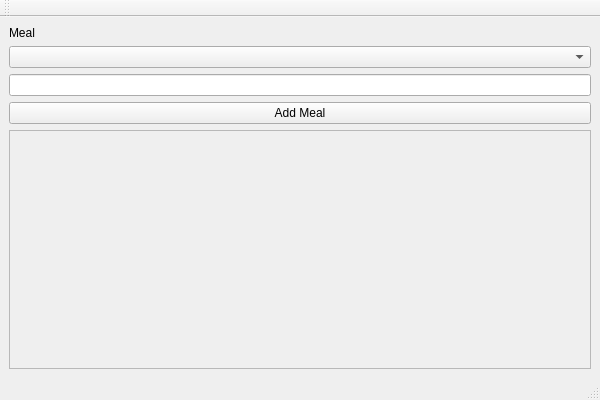
Qt form GetFit.ui (Fascodes/GetFit) before a commit.
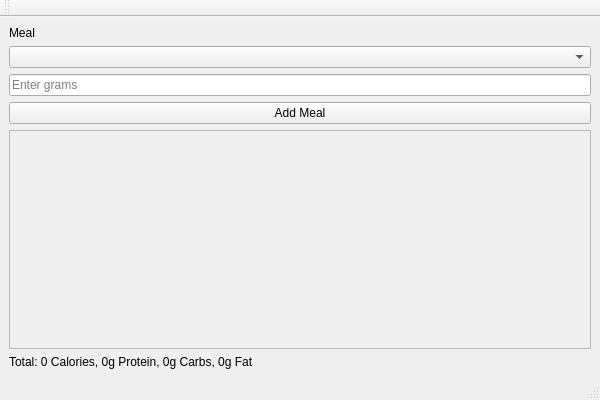
The same form after that commit.

```diff
--- a/GetFit.ui
+++ b/GetFit.ui
@@ -25,7 +25,11 @@
 					<widget class="QComboBox" name="comboBoxMeal"/>
 				</item>
 				<item>
-					<widget class="QLineEdit" name="lineEditGrams"/>
+					<widget class="QLineEdit" name="lineEditGrams">
+						<property name="placeholderText">
+							<string>Enter grams</string>
+						</property>
+					</widget>
 				</item>
 				<item>
 					<widget class="QPushButton" name="addButtonMeal">
@@ -44,6 +48,13 @@
 						</widget>
 					</widget>
 				</item>
+				<item>
+					<widget class="QLabel" name="sumLabel">
+						<property name="text">
+							<string>Total: 0 Calories, 0g Protein, 0g Carbs, 0g Fat</string>
+						</property>
+					</widget>
+				</item>
 			</layout>
 		</widget>
 		<widget class="QMenuBar" name="menuBar"/>
```
